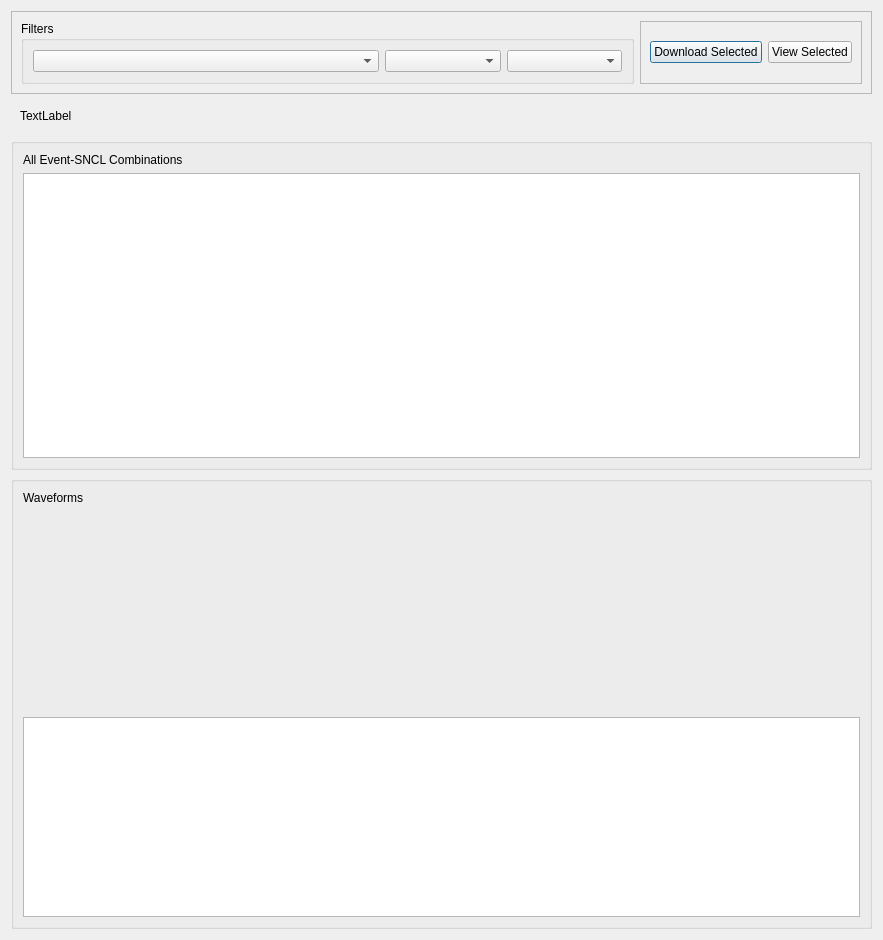
iris-edu/pyweed, file pyweed/WaveformDialog.ui: the form before one commit.
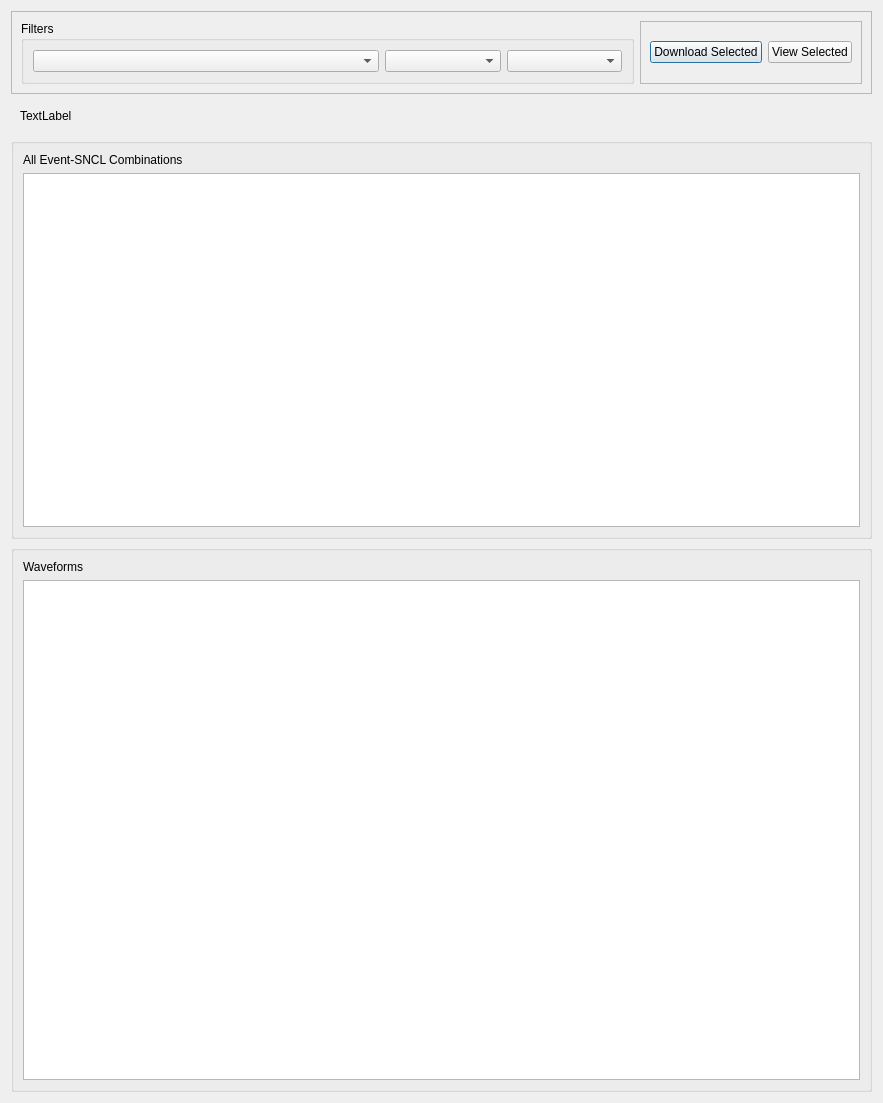
The form after the commit. Custom widgets are drawn as their Qt base class.

The edit to the form file:
```diff
--- a/pyweed/WaveformDialog.ui
+++ b/pyweed/WaveformDialog.ui
@@ -7,7 +7,7 @@
     <x>0</x>
     <y>0</y>
     <width>883</width>
-    <height>940</height>
+    <height>1103</height>
    </rect>
   </property>
   <property name="windowTitle">
@@ -128,22 +128,12 @@
         </property>
        </widget>
       </item>
-      <item>
-       <widget class="Qt4MplCanvas" name="canvas1" native="true">
-        <property name="minimumSize">
-         <size>
-          <width>0</width>
-          <height>200</height>
-         </size>
-        </property>
-       </widget>
-      </item>
       <item>
        <widget class="QTableWidget" name="waveformTable">
         <property name="minimumSize">
          <size>
           <width>500</width>
-          <height>200</height>
+          <height>500</height>
          </size>
         </property>
        </widget>
@@ -153,15 +143,6 @@
    </item>
   </layout>
  </widget>
- <customwidgets>
-  <customwidget>
-   <class>Qt4MplCanvas</class>
-   <extends>QWidget</extends>
-   <header>qt4mplcanvas.h</header>
-   <container>1</container>
-  </customwidget>
- </customwidgets>
-
  <resources/>
  <connections/>
 </ui>
```
